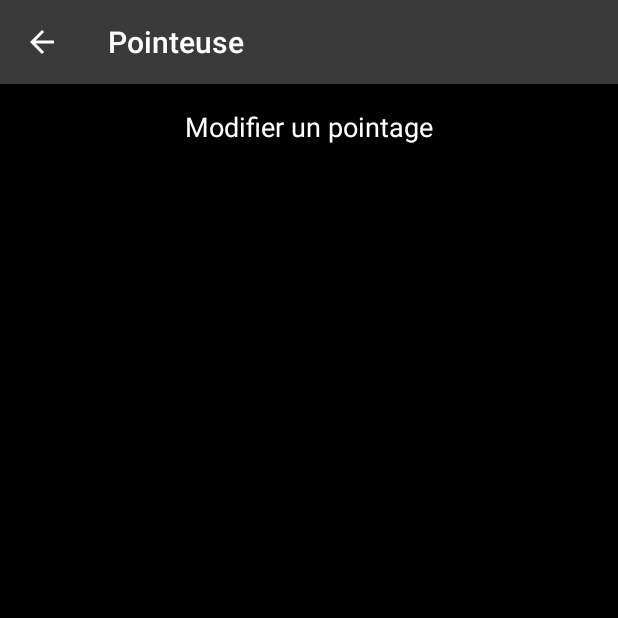
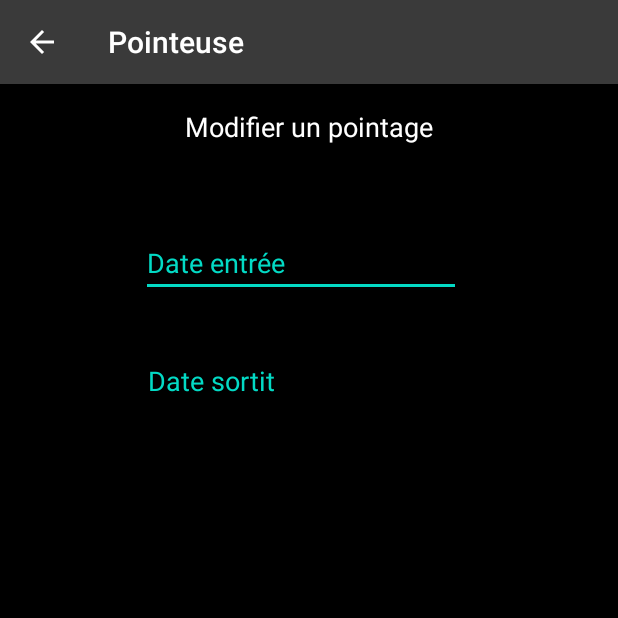
Before and after one commit to bmax152/Pointeuse, an Android app: the CreateOrUpdateActivity screen opened directly, with no data from a screen before it, on a phone screen of 412 x 824 dp, the top half of it. Run offline under Robolectric (Android 15) with nearby library versions, the phone set to English and light mode, and no system bars.

Commit message:
Ajout des Picker TimeDate OK

```diff
--- a/app/src/main/java/mb/solo/pointeuse/CreateOrUpdateActivity.java
+++ b/app/src/main/java/mb/solo/pointeuse/CreateOrUpdateActivity.java
@@ -2,14 +2,33 @@ package mb.solo.pointeuse;
 
 import androidx.appcompat.app.AppCompatActivity;
 
+import android.app.DatePickerDialog;
+import android.app.TimePickerDialog;
 import android.os.Bundle;
+import android.text.InputType;
 import android.util.Log;
+import android.view.View;
+import android.widget.DatePicker;
+import android.widget.EditText;
+import android.widget.TextView;
+import android.widget.TimePicker;
+
+import java.text.ParseException;
+import java.text.SimpleDateFormat;
+import java.util.Calendar;
+import java.util.Date;
 
 import mb.solo.pointeuse.model.Point;
 
 public class CreateOrUpdateActivity extends AppCompatActivity {
 
     Point element;
+    EditText edtDate1;
+    EditText edtDate2;
+    DatePickerDialog picker;
+    TimePickerDialog pickerT;
+    String txtPoint;
+
     @Override
     protected void onCreate(Bundle savedInstanceState) {
         super.onCreate(savedInstanceState);
@@ -19,5 +38,62 @@ public class CreateOrUpdateActivity extends AppCompatActivity {
 
         //Log.i("orm", String.valueOf(element));
         //https://www.tutorialspoint.com/how-to-use-date-time-picker-in-android
+
+        makePicker();
+    }
+
+    private void makePicker(){
+        edtDate1 = findViewById(R.id.edt_date_entree);
+        edtDate2 = findViewById(R.id.edt_date_sortit);
+
+        prepareEdt(edtDate1);
+        prepareEdt(edtDate2);
+    }
+
+    private void prepareEdt(EditText edt){
+        edt.setInputType(InputType.TYPE_NULL);
+        edt.setOnClickListener(new View.OnClickListener(){
+            @Override
+            public void onClick(View v) {
+                final Calendar cldr = Calendar.getInstance();
+                int day = cldr.get(Calendar.DAY_OF_MONTH);
+                int month = cldr.get(Calendar.MONTH);
+                int year = cldr.get(Calendar.YEAR);
+                int hour = cldr.get(Calendar.HOUR);
+                int min = cldr.get(Calendar.MINUTE);
+
+                // date picker dialog
+                picker = new DatePickerDialog(CreateOrUpdateActivity.this,
+                        new DatePickerDialog.OnDateSetListener() {
+                            @Override
+                            public void onDateSet(DatePicker view, int year, int monthOfYear, int dayOfMonth) {
+                                txtPoint = (dayOfMonth + "/" + (monthOfYear + 1) + "/" + year);
+                                pickerT = new TimePickerDialog(CreateOrUpdateActivity.this,
+                                        new TimePickerDialog.OnTimeSetListener() {
+                                            @Override
+                                            public void onTimeSet(TimePicker view, int hourOfDay, int minute) {
+                                                txtPoint += " " + hourOfDay + ":" + minute;
+                                                edt.setText(txtPoint);
+                                            }
+                                        }, hour, min, true
+                                );
+                                pickerT.show();
+                            }
+                        }, year, month, day
+                );
+                picker.show();
+            }
+        });
     }
 }
+/*
+* @Override
+   public void onTimeSet(TimePicker view, int hourOfDay, int minute) {
+      myHour = hourOfDay;
+      myMinute = minute;
+      textView.setText("Year: " + myYear + "\n" +
+         "Month: " + myMonth + "\n" +
+         "Day: " + myday + "\n" +
+         "Hour: " + myHour + "\n" +
+         "Minute: " + myMinute);
+   }*/
--- a/app/src/main/res/layout/activity_create_or_update.xml
+++ b/app/src/main/res/layout/activity_create_or_update.xml
@@ -21,4 +21,37 @@
         app:layout_constraintEnd_toEndOf="parent"
         app:layout_constraintStart_toStartOf="parent"
         app:layout_constraintTop_toTopOf="parent" />
+
+    <EditText
+        android:id="@+id/edt_date_entree"
+        android:layout_width="wrap_content"
+        android:layout_height="wrap_content"
+        android:layout_marginStart="95dp"
+        android:layout_marginTop="56dp"
+        android:layout_marginEnd="106dp"
+        android:ems="10"
+        android:hint="Date entrée"
+        android:inputType="textPersonName"
+        android:textColor="@android:color/background_light"
+        android:textColorHighlight="@color/colorAccent"
+        android:textColorHint="@color/colorAccent"
+        app:layout_constraintEnd_toEndOf="parent"
+        app:layout_constraintStart_toStartOf="parent"
+        app:layout_constraintTop_toBottomOf="@+id/tv_title_update" />
+
+    <EditText
+        android:id="@+id/edt_date_sortit"
+        android:layout_width="wrap_content"
+        android:layout_height="wrap_content"
+        android:layout_marginStart="96dp"
+        android:layout_marginTop="33dp"
+        android:layout_marginEnd="105dp"
+        android:ems="10"
+        android:hint="Date sortit"
+        android:inputType="textPersonName"
+        android:textColor="@android:color/background_light"
+        android:textColorHint="@color/colorAccent"
+        app:layout_constraintEnd_toEndOf="parent"
+        app:layout_constraintStart_toStartOf="parent"
+        app:layout_constraintTop_toBottomOf="@+id/edt_date_entree" />
 </androidx.constraintlayout.widget.ConstraintLayout>
```
